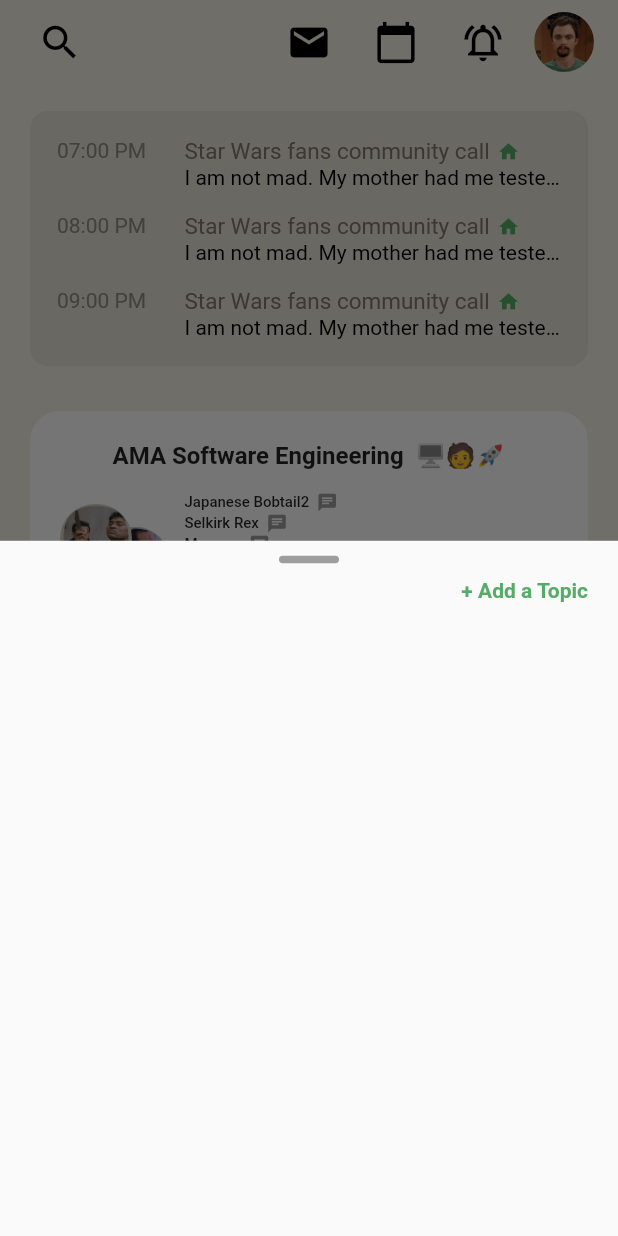
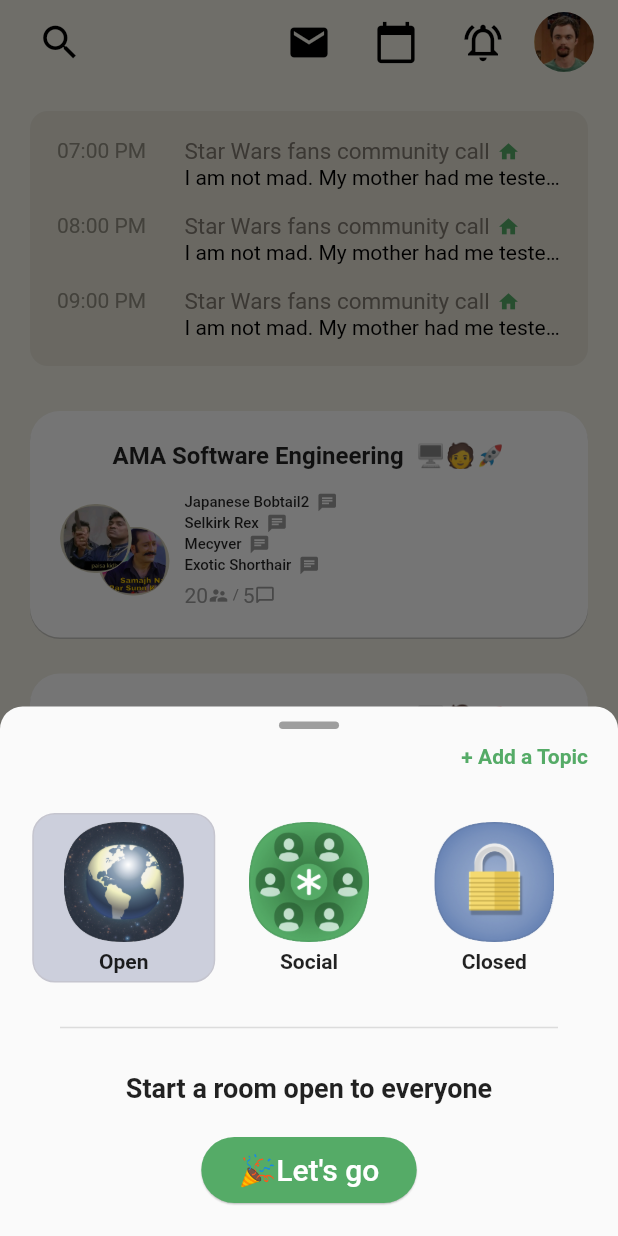
Before and after one commit to ArchishmanSengupta/Clubhouse-ui, a Flutter app: the HomePage screen opened directly, after a tap on "+ Start a room", on a phone screen of 412 x 824 dp. Run offline on Flutter 3.47's test engine with Material 2 defaults, Android fonts, the phone set to English and light mode, and no system bars; drawn by our look-alikes of pull_to_refresh; our stand-ins replace country_code_picker.

Commit message:
bottom lobby sheet made

```diff
--- a/lib/pages/welcome/lobby/lobby_page.dart
+++ b/lib/pages/welcome/lobby/lobby_page.dart
@@ -110,8 +110,23 @@
       );
     }
     showBottomSheet(){
-      showModalBottomSheet(context: context, builder: (context){
-        return LobbyBottomSheet();
+      showModalBottomSheet(
+        context: context,
+        shape: RoundedRectangleBorder(
+          borderRadius: BorderRadius.only(
+            topLeft: Radius.circular(15),
+            topRight: Radius.circular(15),
+            ),
+            ),
+        builder: (context){
+        return Wrap(
+          children: [
+          LobbyBottomSheet(
+            onButtonTap: (){
+              Navigator.pop(context);
+            },
+          )
+        ],);
       }
       );
 
--- a/lib/pages/welcome/lobby/widgets/lobby_bottom_sheet.dart
+++ b/lib/pages/welcome/lobby/widgets/lobby_bottom_sheet.dart
@@ -1,7 +1,24 @@
+import 'package:blackvector/util/data.dart';
 import 'package:blackvector/util/style.dart';
+import 'package:blackvector/widgets/round_button.dart';
+import 'package:blackvector/widgets/round_image.dart';
 import 'package:flutter/material.dart';
 
-class LobbyBottomSheet extends StatelessWidget {
+class LobbyBottomSheet extends StatefulWidget {
+  final Function onButtonTap;
+
+  const LobbyBottomSheet({
+    Key key,
+    this.onButtonTap
+    }
+    ) : super(key: key);
+  @override
+  _LobbyBottomSheetState createState() => _LobbyBottomSheetState();
+}
+
+class _LobbyBottomSheetState extends State<LobbyBottomSheet> {
+
+  var selectedButtonIndex=0;
   @override
   Widget build(BuildContext context) {
     return Container(
@@ -30,6 +47,79 @@
           ),
           ),
         ),
+
+
+        SizedBox(
+          height: 20,
+        ),
+        Row(
+          mainAxisAlignment: MainAxisAlignment.spaceEvenly,
+          children: [
+            for(var i=0,len=3;i<len;i++)
+            InkWell(
+              borderRadius: BorderRadius.circular(15),
+              onTap: (){
+                setState(() {
+
+                  selectedButtonIndex=i;
+                });
+              },
+              child: Ink(
+                padding: const EdgeInsets.symmetric(
+                horizontal: 20,
+                vertical: 5,
+              ),
+
+                decoration: BoxDecoration(
+                color: i==selectedButtonIndex ? Style.SelectedItemGrey:
+                Colors.transparent,
+                borderRadius: BorderRadius.circular(15),
+                border: Border.all(
+                  color: i==selectedButtonIndex ? Style.SelectedItemBorderGrey
+                  : Colors.transparent,)
+
+              ),
+                child: Column(
+                      children: [
+                      Container(
+                        padding: const EdgeInsets.only(bottom: 5,),
+                        child: RoundImage(
+                              width: 80,
+                              height: 80,
+                              borderRadius: 20,
+                              path: lobbyBottomSheets[i]['image'],
+
+                            ),
+                      ),
+                          Text(lobbyBottomSheets[i]['text'],
+                          style:TextStyle(fontWeight: FontWeight.bold, ),
+                          ),
+                      ],
+
+                    ),
+              ),
+            ),
+          ],
+        ),
+        Divider(
+          thickness: 1,
+          height: 60,
+          indent: 20,
+          endIndent: 20,
+
+
+        ),
+        Text(lobbyBottomSheets[selectedButtonIndex]['selectedMessage'],
+        style:TextStyle(fontWeight: FontWeight.bold, fontSize:18 ),
+        ),
+        SizedBox(
+          height: 20,
+        ),
+        RoundButton(
+          color: Style.AccentGreen,
+          onPressed: widget.onButtonTap,
+          text: '🎉Let\'s go'
+        )
       ],
       ),
 
```
